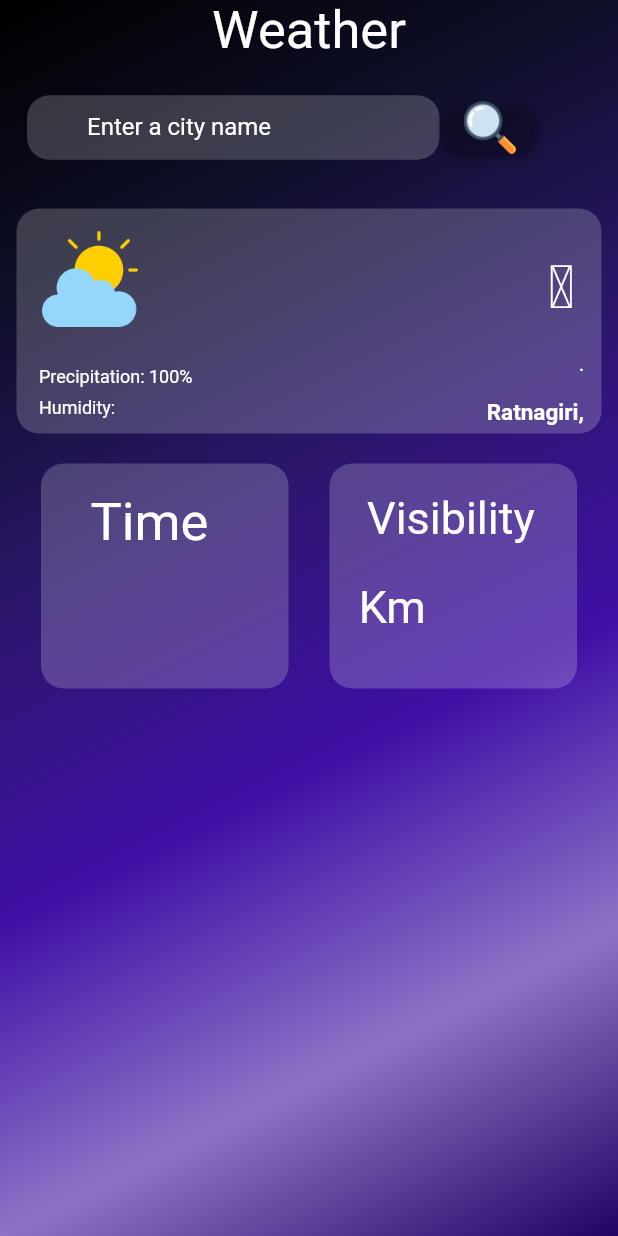
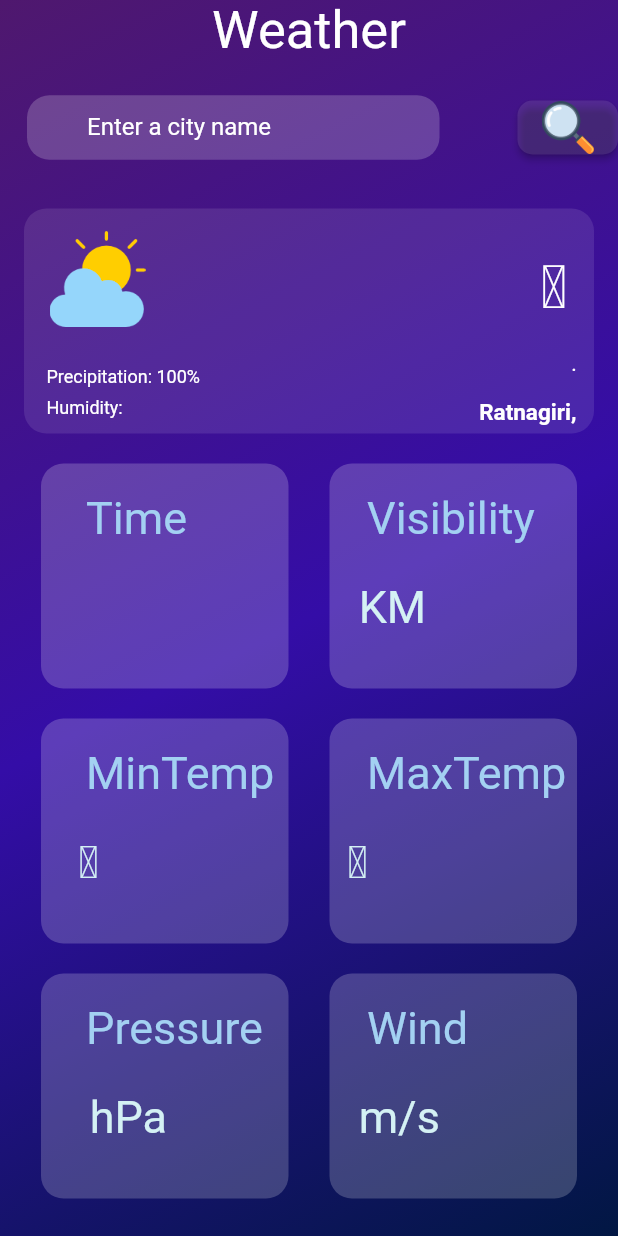
Before and after one commit to Salman1717/spaceweather, a Flutter app: the screen it shows after launch, after a tap on "OK", on a phone screen of 412 x 824 dp. Run offline on Flutter 3.47's test engine with Material 2 defaults, Android fonts, the phone set to English and light mode, and no system bars; network calls fail.

Commit message:
weatherinfo completed

```diff
--- a/lib/UI/search_bar.dart
+++ b/lib/UI/search_bar.dart
@@ -43,12 +43,13 @@ class SearchBart   extends StatelessWidget {
               ),
             ),
           ),
+          Spacer(),
           ElevatedButton(
             onPressed: onRefreshWeather,
             style: ElevatedButton.styleFrom(
-              backgroundColor: Colors.white.withOpacity(0),
+              backgroundColor: Colors.white.withOpacity(0.1),
               shape: RoundedRectangleBorder(
-                borderRadius: BorderRadius.circular(15),
+                borderRadius: BorderRadius.circular(10),
               ),
             ),
             child: Image.asset(
--- /dev/null
+++ b/lib/components/DataInfoRow.dart
@@ -0,0 +1,91 @@
+import 'package:flutter/material.dart';
+
+class DataInfoRow extends StatelessWidget {
+  final String label1;
+  final String data1;
+  final String label2;
+  final String data2;
+
+  const DataInfoRow({super.key,
+    required this.label1,
+    required this.data1,
+    required this.label2,
+    required this.data2,
+  });
+
+  @override
+  Widget build(BuildContext context) {
+    return Row(
+      mainAxisAlignment: MainAxisAlignment.spaceEvenly,
+      children: [Stack(
+        children: [
+          Container(
+            width: 165,
+            height: 150,
+            decoration: BoxDecoration(
+              borderRadius: BorderRadius.circular(15),
+              color: Colors.white.withOpacity(0.2),
+            ),
+          ),
+          Positioned(
+            top: 19,
+            left: 30,
+            child: Text(
+              label1,
+              style: const TextStyle(
+                fontSize: 30,
+                color: Color(0xFFA3D1F2),
+              ),
+            ),
+          ),
+          Positioned(
+            top: 78,
+            left: 25,
+            child: Text(
+              data1,
+              style: const TextStyle(
+                fontSize: 30,
+                color: Color(0xFFD4F1F4),
+              ),
+            ),
+          ),
+        ],
+      ),
+        Stack(
+          children: [
+            Container(
+              width: 165,
+              height: 150,
+              decoration: BoxDecoration(
+                borderRadius: BorderRadius.circular(15),
+                color: Colors.white.withOpacity(0.2),
+              ),
+            ),
+            Positioned(
+              top: 19,
+              left: 25,
+              child: Text(
+                label2,
+                style: const TextStyle(
+                  fontSize: 30,
+                  color: Color(0xFFA3D1F2),
+                ),
+              ),
+            ),
+            Positioned(
+              top: 78,
+              left: 12,
+              child: Text(
+                data2,
+                style: const TextStyle(
+                  fontSize: 30,
+                  color: Color(0xFFD4F1F4),
+                ),
+              ),
+            ),
+          ],
+        ),
+      ],
+    );
+  }
+}
--- a/lib/main.dart
+++ b/lib/main.dart
@@ -8,12 +8,9 @@ import 'SpaceUI/MainSpace.dart';
 import 'SunWidget.dart';
 
 
-const Color g1 = Color(0xFF000000);
-const Color g2 = Color(0xFF0F0F29);
-const Color g3 = Color(0xFF2C166C);
-const Color g4 = Color(0xFF3F10A5);
-const Color g5 = Color(0xFF8D73C6);
-const Color g6 = Color(0xFF220364);
+const Color g1 = Color(0xff011743);
+const Color g2 = Color(0xFF340DA7);
+const Color g3 = Color(0xFF4F186E);
 
 void main() {
   runApp(const MyApp());
@@ -35,7 +32,7 @@ class MyApp extends StatelessWidget {
                 gradient: LinearGradient(
                   begin: Alignment.topLeft,
                     end: Alignment.bottomRight,
-                    colors: [g1,g2,g3,g4,g5,g6]
+                    colors: [g3,g2,g1]
                 ),
               ),
                 child:
--- a/lib/weather_info.dart
+++ b/lib/weather_info.dart
@@ -2,6 +2,7 @@ import 'package:flutter/material.dart';
 import 'Api/weather_api.dart';
 import 'package:intl/intl.dart';
 import'UI/search_bar.dart';
+import 'components/DataInfoRow.dart';
 
 class WeatherInfo extends StatefulWidget {
   const WeatherInfo({super.key});
@@ -13,7 +14,6 @@ class WeatherInfo extends StatefulWidget {
 class _WeatherInfoState extends State<WeatherInfo> {
   WeatherApi _api = WeatherApi();
   String _city = 'Ratnagiri';
-
   String _temperature = '';
   String _humidity = '';
   String _day = '';
@@ -21,8 +21,11 @@ class _WeatherInfoState extends State<WeatherInfo> {
   String _weatherCondition = '';
   String _currentDate = '';
   String _currentTime = '';
-  String _uvIndex ='';
-  String _visible = "";
+  String _tempmin ='';
+  String _tempmax ='';
+  String _visible = '';
+  String _pressure ='';
+  String _windSpeed ='';
 
   @override
   void initState() {
@@ -38,12 +41,11 @@ class _WeatherInfoState extends State<WeatherInfo> {
     try {
       final weatherData = await _api.fetchWeatherData(_city);
       final int _timezoneOffset = weatherData['timezone'];
-      final visibility = weatherData['visibility'];
-      final cvisible = visibility / 1000;
+      final visibility  = weatherData['visibility'];
+      final cvisibile =  visibility / 1000 ;
       final timestamp = weatherData['dt'];
       final utcDateTime = DateTime.fromMillisecondsSinceEpoch(timestamp * 1000, isUtc: true);
       final localDateTime = utcDateTime.add(Duration(seconds: _timezoneOffset));
-
       final formattedDate = DateFormat.yMMMMd().format(localDateTime);
       final formattedTime = DateFormat.jm().format(localDateTime);
 
@@ -53,10 +55,15 @@ class _WeatherInfoState extends State<WeatherInfo> {
         _weatherCondition = weatherData['weather'][0]['description'];
         _day = _getDayOfWeek(localDateTime.weekday);
         _country = weatherData['sys']['country'];
-        _uvIndex = weatherData['hourly.uvi'].toString();
+        _tempmin = (weatherData['main']['temp_min'] - 273.15).toStringAsFixed(1);
+        _tempmax = (weatherData['main']['temp_max'] - 273.15).toStringAsFixed(1);
         _currentTime = formattedTime;
         _currentDate = formattedDate;
-        _visible = cvisible.toString();
+        _visible = cvisibile.toString() ;
+        _pressure = weatherData['main']['pressure'].toString();
+        final windSpeed = weatherData['wind']['speed'];
+        _windSpeed = windSpeed.toString();
+
       });
     } catch (e) {
       _showErrorDialog('Error fetching weather data: $e');
@@ -156,12 +163,12 @@ class _WeatherInfoState extends State<WeatherInfo> {
                 Stack(
                   children: [
                     Container(
-                      width: 390,
+                      width: 380,
                       height: 150,
                       padding: const EdgeInsets.all(20.0),
                       decoration: BoxDecoration(
                         borderRadius: BorderRadius.circular(15),
-                        color: Colors.white.withOpacity(0.2),
+                        color: Colors.white.withOpacity(0.1),
                       ),
                     ),
                     Positioned(
@@ -243,78 +250,25 @@ class _WeatherInfoState extends State<WeatherInfo> {
                   ],
                 ),
                 const SizedBox(height: 20),
-                Row(
-                  mainAxisAlignment: MainAxisAlignment.spaceEvenly,
-                  children: [
-                    Stack(
-                      children: [
-                        Container(
-                          width: 165,
-                          height: 150,
-                          decoration: BoxDecoration(
-                            borderRadius: BorderRadius.circular(15),
-                            color: Colors.white.withOpacity(0.2),
-                          ),
-                        ),
-                        const Positioned(
-                          top: 19,
-                          left: 33,
-                          child: Text(
-                            "Time",
-                            style: TextStyle(
-                              fontSize: 35,
-                              color: Colors.white,
-                            ),
-                          ),
-                        ),
-                        Positioned(
-                          top: 78,
-                          left: 12,
-                          child: Text(
-                            _currentTime,
-                            style: const TextStyle(
-                              fontSize: 30,
-                              color: Colors.white,
-                            ),
-                          ),
-                        ),
-                      ],
-                    ),
-                    Stack(
-                      children: [
-                        Container(
-                          width: 165,
-                          height: 150,
-                          decoration: BoxDecoration(
-                            borderRadius: BorderRadius.circular(15),
-                            color: Colors.white.withOpacity(0.2),
-                          ),
-                        ),
-                        const Positioned(
-                          top: 19,
-                          left: 25,
-                          child: Text(
-                            "Visibility",
-                            style: TextStyle(
-                              fontSize: 30,
-                              color: Colors.white,
-                            ),
-                          ),
-                        ),
-                        Positioned(
-                          top: 78,
-                          left: 12,
-                          child: Text(
-                            '$_visible Km',
-                            style: const TextStyle(
-                              fontSize: 30,
-                              color: Colors.white,
-                            ),
-                          ),
-                        ),
-                      ],
-                    ),
-                  ],
+                DataInfoRow(
+                  label1: "Time",
+                  data1: _currentTime,
+                  label2: "Visibility",
+                  data2: "$_visible KM",
+                ),
+                const SizedBox(height: 20,),
+                DataInfoRow(
+                  label1: "MinTemp",
+                  data1: "$_tempmin℃",
+                  label2: "MaxTemp",
+                  data2: "$_tempmax℃ ",
+                ),
+                const SizedBox(height: 20,),
+                DataInfoRow(
+                  label1: "Pressure",
+                  data1: "$_pressure hPa",
+                  label2: "Wind",
+                  data2: "$_windSpeed m/s",
                 ),
                 const SizedBox(height: 20),
                 const SizedBox(height: 20),
```
